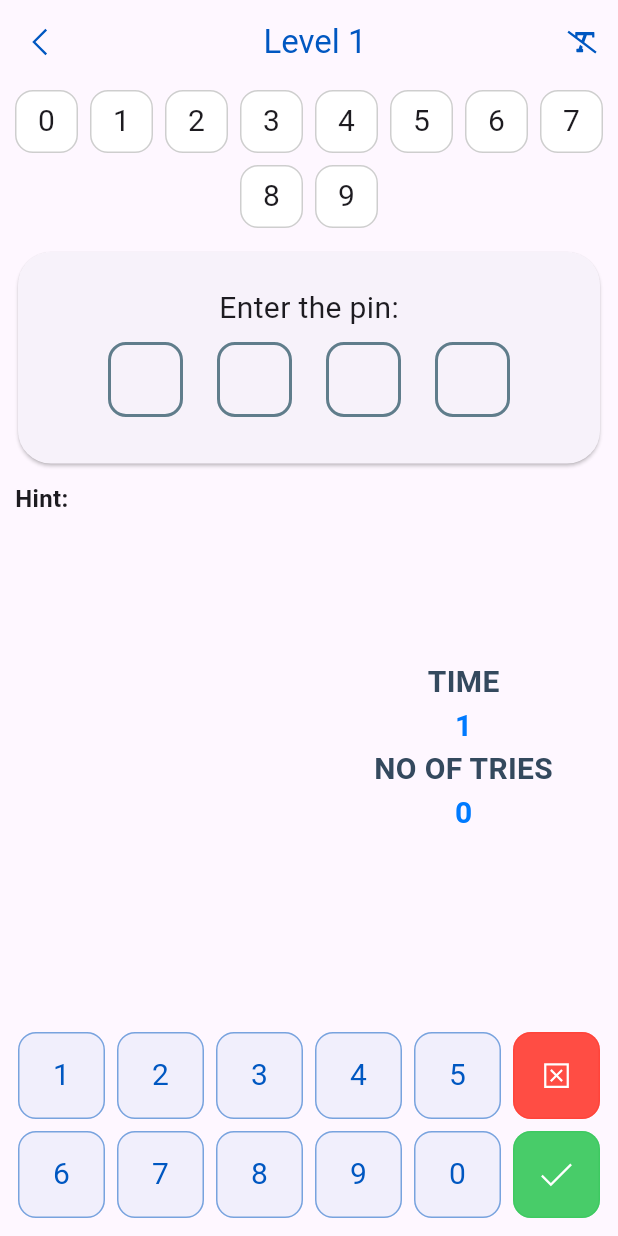
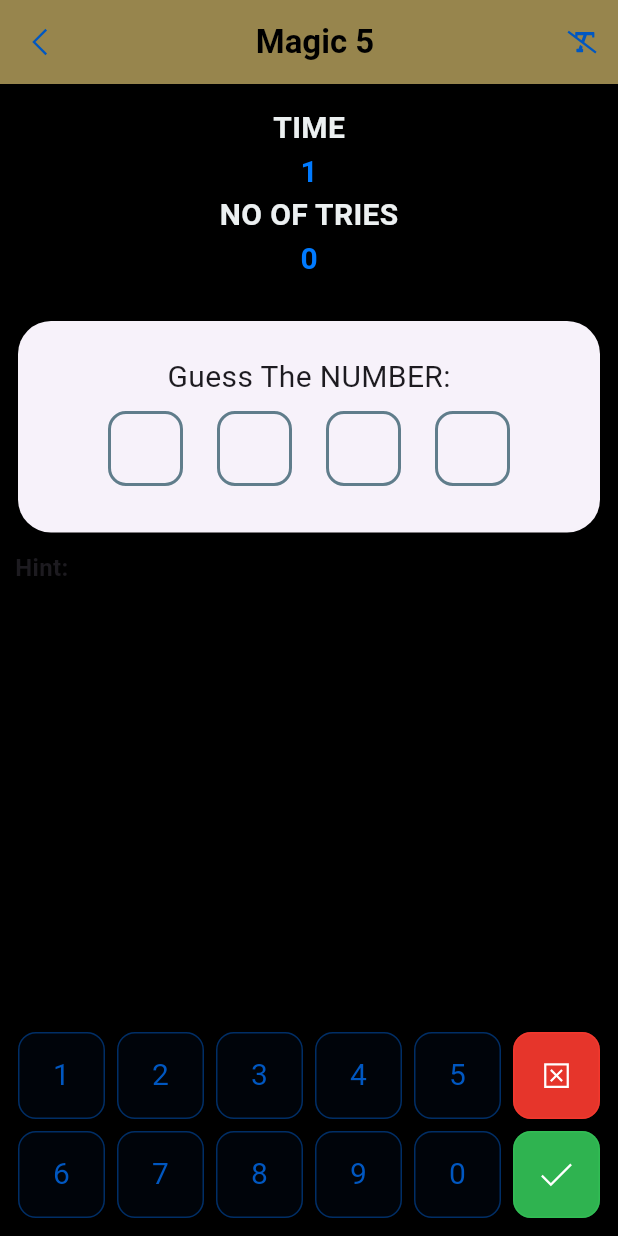
Before and after one commit to LalaFC/magic5, a Flutter app: the screen it shows after launch, after a tap on "Play", on a phone screen of 412 x 824 dp. Run offline on Flutter 3.47's test engine with Material 3 defaults, Android fonts, the phone set to English and light mode, and no system bars; drawn by our look-alikes of pin_code_fields; our stand-ins replace animated_text_kit, line_icons, time, timer_builder; missing offline and left inert: vitality.

Commit message:
Added Background and fixed hint prompt

```diff
--- a/lib/game.dart
+++ b/lib/game.dart
@@ -49,13 +49,23 @@ class _GamePageState extends State<GamePage> {
     }
 
     logs.add(pinController.text +
-        "  " +
+        "  \n" +
         countCows().toString() +
-        "C " +
+        checkGrammar(countCows()) +
+        " CORRECT. \n" +
         countBulls().toString() +
-        "B");
+        checkGrammar(countBulls()) +
+        " IN PLACE.");
     reset();
     errorController.add(ErrorAnimationType.shake);
+  }
+
+  String checkGrammar(int number) {
+    if (number <= 1) {
+      return " Digit is";
+    } else {
+      return " Digits are";
+    }
   }
 
   void reset() {
@@ -126,8 +136,9 @@ class _GamePageState extends State<GamePage> {
   @override
   Widget build(BuildContext context) {
     return Scaffold(
+      backgroundColor: Colors.black,
       appBar: AppBar(
-        backgroundColor: Colors.transparent,
+        backgroundColor: const Color.fromARGB(151, 255, 224, 130),
         elevation: 0,
         leading: IconButton(
           icon: Icon(
@@ -143,8 +154,9 @@ class _GamePageState extends State<GamePage> {
           child: Column(
             children: <Widget>[
               Text(
-                "Level 1",
-                style: TextStyle(color: activeBlue),
+                "Magic 5",
+                style:
+                    TextStyle(color: Colors.black, fontWeight: FontWeight.bold),
               ),
             ],
           ),
@@ -163,22 +175,12 @@ class _GamePageState extends State<GamePage> {
       ),
       body: Column(
         children: <Widget>[
-          Wrap(
-            alignment: WrapAlignment.center,
-            crossAxisAlignment: WrapCrossAlignment.center,
-            // mainAxisAlignment: MainAxisAlignment.spaceEvenly,
-            children: <Widget>[
-              buildindicator(0),
-              buildindicator(1),
-              buildindicator(2),
-              buildindicator(3),
-              buildindicator(4),
-              buildindicator(5),
-              buildindicator(6),
-              buildindicator(7),
-              buildindicator(8),
-              buildindicator(9),
-            ],
+          Padding(
+            padding: const EdgeInsets.all(15),
+            child: Column(
+              // mainAxisAlignment: MainAxisAlignment.spaceEvenly,
+              children: <Widget>[Expanded(child: buildTimerUI())],
+            ),
           ),
           Padding(
             padding: const EdgeInsets.all(8.0),
@@ -192,7 +194,7 @@ class _GamePageState extends State<GamePage> {
                     Padding(
                       padding: const EdgeInsets.all(8.0),
                       child: Text(
-                        "Enter the pin:",
+                        "Guess The NUMBER:",
                         style: normal,
                       ),
                     ),
@@ -270,7 +272,6 @@ class _GamePageState extends State<GamePage> {
                     ],
                   ),
                 ),
-                Expanded(child: buildTimerUI())
               ],
             ),
           ),
@@ -377,7 +378,7 @@ class _GamePageState extends State<GamePage> {
         Text(
           "TIME",
           style: TextStyle(
-              fontSize: 20, color: darkgrey, fontWeight: FontWeight.bold),
+              fontSize: 20, color: white, fontWeight: FontWeight.bold),
         ),
         TimerBuilder.periodic(Duration(seconds: 1), builder: (context) {
           time = time! + 1.seconds;
@@ -391,7 +392,7 @@ class _GamePageState extends State<GamePage> {
         }),
         Text("NO OF TRIES",
             style: TextStyle(
-                fontSize: 20, color: darkgrey, fontWeight: FontWeight.bold)),
+                fontSize: 20, color: white, fontWeight: FontWeight.bold)),
         Text(
           tryCount.toString(),
           style: TextStyle(
--- a/lib/main.dart
+++ b/lib/main.dart
@@ -2,6 +2,7 @@ import 'package:magic5/color.dart';
 import 'package:magic5/landingPage.dart';
 import 'package:magic5/startPage.dart';
 import 'package:flutter/material.dart';
+import 'package:vitality/vitality.dart';
 
 void main() => runApp(MyApp());
 
@@ -23,7 +24,29 @@ class MyApp extends StatelessWidget {
             // is not restarted.
             primaryColor: activeBlue,
             secondaryHeaderColor: activeBlue),
-      home: StartPage(),
+        home: Stack(
+          children: <Widget>[
+            Vitality.randomly(
+              background: Colors.black,
+              maxOpacity: 0.8,
+              minOpacity: 0.3,
+              itemsCount: 80,
+              enableXMovements: false,
+              whenOutOfScreenMode: WhenOutOfScreenMode.Teleport,
+              maxSpeed: 1.5,
+              maxSize: 30,
+              minSpeed: 0.5,
+              randomItemsColors: [Colors.yellowAccent, Colors.white],
+              randomItemsBehaviours: [
+                ItemBehaviour(shape: ShapeType.Icon, icon: Icons.star),
+                ItemBehaviour(shape: ShapeType.Icon, icon: Icons.star_border),
+                ItemBehaviour(shape: ShapeType.StrokeCircle),
+              ],
+            ),
+            StartPage(),
+          ],
+        )
+        //child: StartPage(),
         );
   }
 }
--- a/lib/startPage.dart
+++ b/lib/startPage.dart
@@ -16,6 +16,7 @@ class _StartPageState extends State<StartPage> with TickerProviderStateMixin {
   @override
   Widget build(BuildContext context) {
     return Scaffold(
+        backgroundColor: Colors.transparent,
         body: Container(
           child: Column(
             mainAxisAlignment: MainAxisAlignment.center,
@@ -23,19 +24,19 @@ class _StartPageState extends State<StartPage> with TickerProviderStateMixin {
             children: <Widget>[
               Expanded(
                   child: Container(
-            alignment: Alignment.center,
+                alignment: Alignment.bottomCenter,
                 child: Text(
-              "CRACK THE \nLOCK",
+                  "Magic\n5",
                   textAlign: TextAlign.center,
                   style: TextStyle(
-                  color: darkgrey,
+                      color: white,
                       fontSize: 42,
                       fontWeight: FontWeight.w600,
                       letterSpacing: 1.5),
                 ),
               )),
               Container(
-            height: MediaQuery.of(context).size.height * 0.15,
+                height: MediaQuery.of(context).size.height * 0.55,
                 child: Row(
                   mainAxisAlignment: MainAxisAlignment.center,
                   children: <Widget>[
@@ -65,8 +66,8 @@ class _StartPageState extends State<StartPage> with TickerProviderStateMixin {
                     ),
                     GestureDetector(
                       onTap: () {
-                    Navigator.of(context).push(
-                        MaterialPageRoute(builder: (context) => GamePage()));
+                        Navigator.of(context).push(MaterialPageRoute(
+                            builder: (context) => GamePage()));
                       },
                       child: Container(
                           height: 60,
```
Lines whose indentation alone changed are shown as unchanged.
